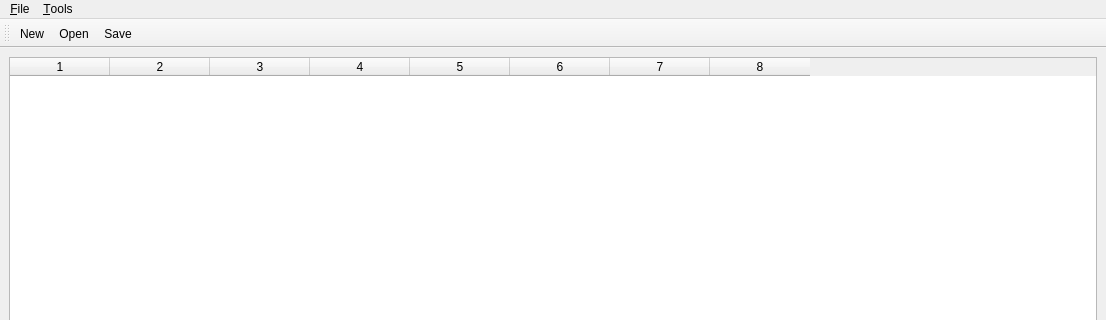
First picture: the form in mainwindow.ui, repository MrPipiKado/coursework, before the edit; both pictures show x 0 to 1106 and y 0 to 320 of the 1106 by 750 pixel window.
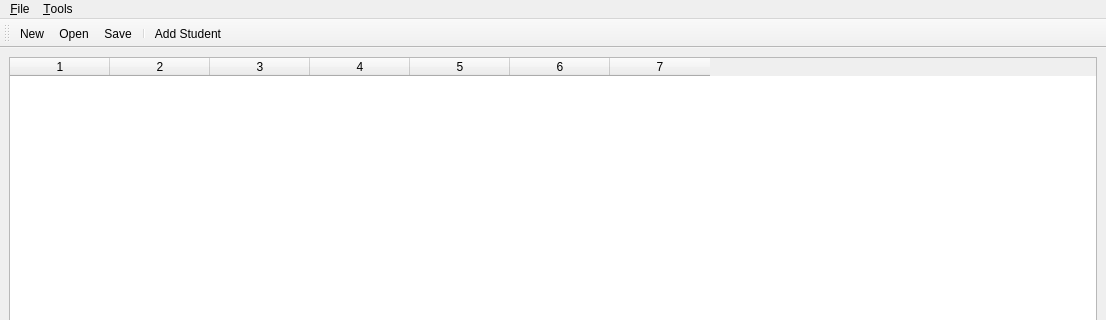
Second picture: the form after the edit. Icons and pictures are not drawn.

```diff
--- a/mainwindow.ui
+++ b/mainwindow.ui
@@ -18,7 +18,7 @@
     <item row="0" column="0">
      <widget class="QTableWidget" name="table">
       <property name="columnCount">
-       <number>8</number>
+       <number>7</number>
       </property>
       <attribute name="horizontalHeaderCascadingSectionResizes">
        <bool>true</bool>
@@ -33,7 +33,6 @@
       <column/>
       <column/>
       <column/>
-      <column/>
      </widget>
     </item>
    </layout>
@@ -105,6 +104,8 @@
    <addaction name="action_New"/>
    <addaction name="action_Open"/>
    <addaction name="action_Save"/>
+   <addaction name="separator"/>
+   <addaction name="actionAdd_Student"/>
   </widget>
   <action name="action_New">
    <property name="icon">
@@ -183,6 +184,15 @@
     <string>4 foreign 5 math 3 physics</string>
    </property>
   </action>
+  <action name="actionAdd_Student">
+   <property name="icon">
+    <iconset resource="Icons.qrc">
+     <normaloff>:/Icon/user (1).png</normaloff>:/Icon/user (1).png</iconset>
+   </property>
+   <property name="text">
+    <string>Add Student</string>
+   </property>
+  </action>
  </widget>
  <resources>
   <include location="Icons.qrc"/>
```
Left out of the diff: 2 changed lines with no effect on the pictures.
